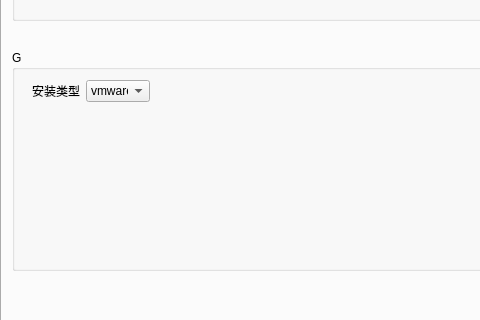
Above: ui/settings.ui from naivete13sky/epvs before the change; both pictures show x 0 to 480 and y 266 to 586 of the 1156 by 783 pixel window. Below: the same form after it.
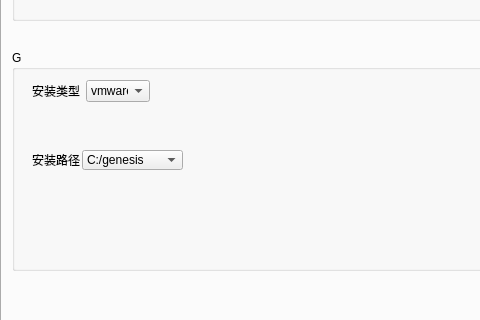
That is the form after the change.

Commit message: 20230519-4 ok 设置增加了GENESIS_DIR

```diff
--- a/ui/settings.ui
+++ b/ui/settings.ui
@@ -41,6 +41,44 @@
      <property name="title">
       <string>G</string>
      </property>
+     <widget class="QComboBox" name="comboBoxSettingsGSetupPath">
+      <property name="geometry">
+       <rect>
+        <x>70</x>
+        <y>100</y>
+        <width>101</width>
+        <height>20</height>
+       </rect>
+      </property>
+      <item>
+       <property name="text">
+        <string>C:/genesis</string>
+       </property>
+      </item>
+      <item>
+       <property name="text">
+        <string>B:/genesis</string>
+       </property>
+      </item>
+      <item>
+       <property name="text">
+        <string>A:/genesis</string>
+       </property>
+      </item>
+     </widget>
+     <widget class="QLabel" name="labelSettingsCommonGSetupPath">
+      <property name="geometry">
+       <rect>
+        <x>20</x>
+        <y>100</y>
+        <width>82</width>
+        <height>20</height>
+       </rect>
+      </property>
+      <property name="text">
+       <string>安装路径</string>
+      </property>
+     </widget>
      <widget class="QWidget" name="">
       <property name="geometry">
        <rect>
```
Left out of the diff: 2 changed lines with no effect on the pictures. The commit also changes 2 other files.
